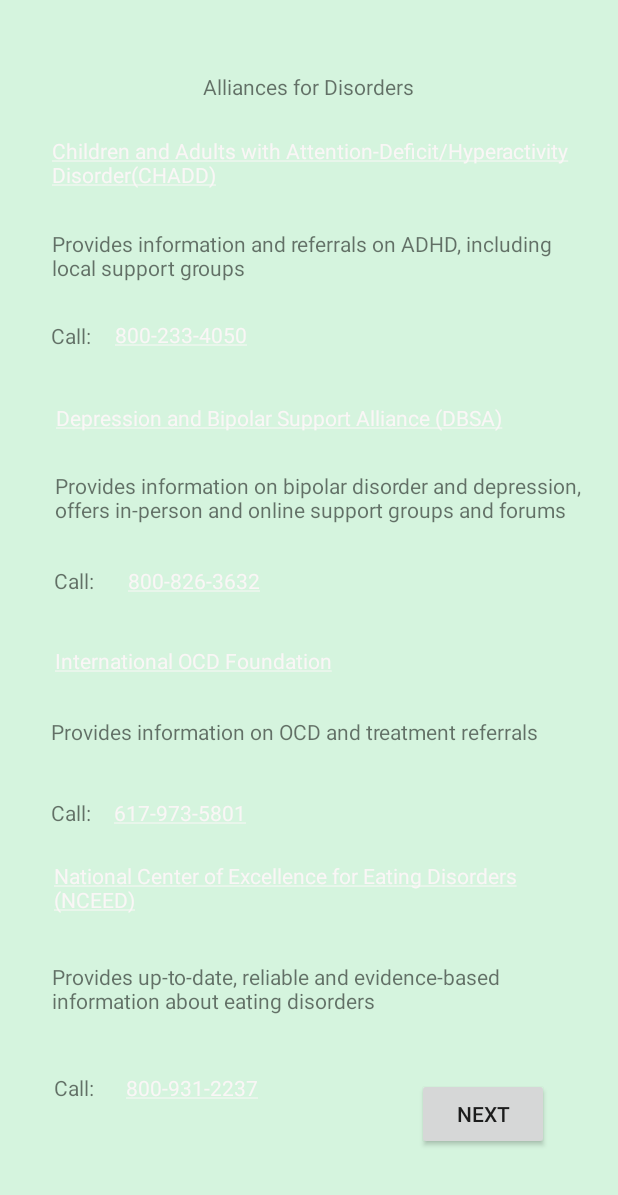
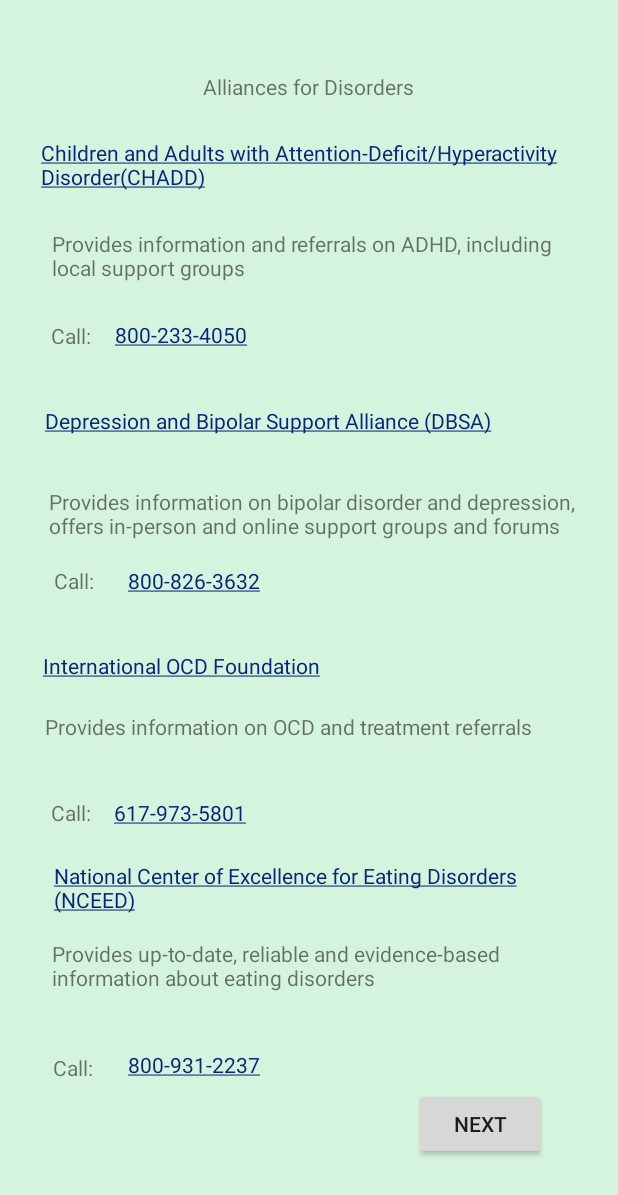
Before and after one commit to smenon1111/Equality-App-2021, an Android app: the fragment Res_Alliances shown on its own in the app's theme, on a phone screen of 412 x 824 dp. Shown: the top 1195 px of the screen. Run offline under Robolectric (Android 15) with nearby library versions, the phone set to English and light mode, and no system bars.

Commit message:
Changed colors for resources pages res_alliances.xml res_lgbtq.xml res_suicidecrisis.xml

```diff
--- a/app/src/main/res/layout/res_alliances.xml
+++ b/app/src/main/res/layout/res_alliances.xml
@@ -23,15 +23,16 @@
 
     <TextView
         android:id="@+id/CHADD"
-        android:layout_width="377dp"
+        android:layout_width="349dp"
         android:layout_height="37dp"
         android:text="@string/CHADD"
+        android:textColorLink="#07257C"
         app:layout_constraintBottom_toBottomOf="parent"
         app:layout_constraintEnd_toEndOf="parent"
-        app:layout_constraintHorizontal_bias="1.0"
+        app:layout_constraintHorizontal_bias="0.432"
         app:layout_constraintStart_toStartOf="parent"
         app:layout_constraintTop_toTopOf="parent"
-        app:layout_constraintVertical_bias="0.115" />
+        app:layout_constraintVertical_bias="0.117" />
 
     <TextView
         android:id="@+id/CHADDc"
@@ -39,6 +40,7 @@
         android:layout_height="wrap_content"
         android:autoLink="phone"
         android:text="@string/CHADDc"
+        android:textColorLink="#07257C"
         app:layout_constraintBottom_toBottomOf="parent"
         app:layout_constraintEnd_toEndOf="parent"
         app:layout_constraintHorizontal_bias="0.237"
@@ -76,12 +78,13 @@
         android:layout_width="wrap_content"
         android:layout_height="wrap_content"
         android:text="@string/DBSA"
+        android:textColorLink="#07257C"
         app:layout_constraintBottom_toBottomOf="parent"
         app:layout_constraintEnd_toEndOf="parent"
-        app:layout_constraintHorizontal_bias="0.33"
+        app:layout_constraintHorizontal_bias="0.262"
         app:layout_constraintStart_toStartOf="parent"
         app:layout_constraintTop_toTopOf="parent"
-        app:layout_constraintVertical_bias="0.334" />
+        app:layout_constraintVertical_bias="0.336" />
 
     <TextView
         android:id="@+id/DBSAc"
@@ -89,6 +92,7 @@
         android:layout_height="wrap_content"
         android:autoLink="phone"
         android:text="@string/DBSAc"
+        android:textColorLink="#07257C"
         app:layout_constraintBottom_toBottomOf="parent"
         app:layout_constraintEnd_toEndOf="parent"
         app:layout_constraintHorizontal_bias="0.263"
@@ -116,22 +120,23 @@
         android:text="@string/DBSAd"
         app:layout_constraintBottom_toTopOf="@+id/IOFd"
         app:layout_constraintEnd_toEndOf="parent"
-        app:layout_constraintHorizontal_bias="0.6"
+        app:layout_constraintHorizontal_bias="0.542"
         app:layout_constraintStart_toStartOf="parent"
         app:layout_constraintTop_toTopOf="parent"
-        app:layout_constraintVertical_bias="0.768" />
+        app:layout_constraintVertical_bias="0.801" />
 
     <TextView
         android:id="@+id/IOF"
         android:layout_width="wrap_content"
         android:layout_height="wrap_content"
         android:text="@string/IOF"
+        android:textColorLink="#07257C"
         app:layout_constraintBottom_toTopOf="@+id/IOFc"
         app:layout_constraintEnd_toEndOf="parent"
-        app:layout_constraintHorizontal_bias="0.161"
+        app:layout_constraintHorizontal_bias="0.126"
         app:layout_constraintStart_toStartOf="parent"
         app:layout_constraintTop_toTopOf="parent"
-        app:layout_constraintVertical_bias="0.84" />
+        app:layout_constraintVertical_bias="0.846" />
 
     <TextView
         android:id="@+id/IOFd"
@@ -144,7 +149,7 @@
         app:layout_constraintHorizontal_bias="1.0"
         app:layout_constraintStart_toStartOf="parent"
         app:layout_constraintTop_toTopOf="parent"
-        app:layout_constraintVertical_bias="0.992" />
+        app:layout_constraintVertical_bias="0.985" />
 
     <TextView
         android:id="@+id/IOFc"
@@ -152,6 +157,7 @@
         android:layout_height="wrap_content"
         android:autoLink="phone"
         android:text="@string/IOFc"
+        android:textColorLink="#07257C"
         app:layout_constraintBottom_toBottomOf="parent"
         app:layout_constraintEnd_toEndOf="parent"
         app:layout_constraintHorizontal_bias="0.235"
@@ -178,6 +184,7 @@
         android:layout_width="329dp"
         android:layout_height="41dp"
         android:text="@string/NCEED"
+        android:textColorLink="#07257C"
         app:layout_constraintBottom_toBottomOf="parent"
         app:layout_constraintEnd_toEndOf="parent"
         app:layout_constraintHorizontal_bias="0.439"
@@ -201,16 +208,17 @@
 
     <TextView
         android:id="@+id/NCEEDc"
-        android:layout_width="wrap_content"
-        android:layout_height="wrap_content"
+        android:layout_width="121dp"
+        android:layout_height="27dp"
         android:autoLink="phone"
         android:text="@string/NCEEDc"
+        android:textColorLink="#07257C"
         app:layout_constraintBottom_toBottomOf="parent"
         app:layout_constraintEnd_toEndOf="parent"
-        app:layout_constraintHorizontal_bias="0.26"
+        app:layout_constraintHorizontal_bias="0.294"
         app:layout_constraintStart_toStartOf="parent"
         app:layout_constraintTop_toTopOf="parent"
-        app:layout_constraintVertical_bias="0.889" />
+        app:layout_constraintVertical_bias="0.879" />
 
     <TextView
         android:id="@+id/NCEEDcall"
@@ -219,10 +227,10 @@
         android:text="@string/call"
         app:layout_constraintBottom_toBottomOf="parent"
         app:layout_constraintEnd_toEndOf="parent"
-        app:layout_constraintHorizontal_bias="0.093"
+        app:layout_constraintHorizontal_bias="0.092"
         app:layout_constraintStart_toStartOf="parent"
         app:layout_constraintTop_toTopOf="parent"
-        app:layout_constraintVertical_bias="0.889" />
+        app:layout_constraintVertical_bias="0.872" />
 
     <Button
         android:id="@+id/resnextbutton"
@@ -231,9 +239,9 @@
         android:text="@string/next"
         app:layout_constraintBottom_toBottomOf="parent"
         app:layout_constraintEnd_toEndOf="parent"
-        app:layout_constraintHorizontal_bias="0.857"
+        app:layout_constraintHorizontal_bias="0.852"
         app:layout_constraintStart_toStartOf="parent"
         app:layout_constraintTop_toTopOf="parent"
-        app:layout_constraintVertical_bias="0.926" />
+        app:layout_constraintVertical_bias="0.935" />
 
 </androidx.constraintlayout.widget.ConstraintLayout>
--- a/app/src/main/res/layout/res_lgbtq.xml
+++ b/app/src/main/res/layout/res_lgbtq.xml
@@ -25,6 +25,7 @@
         android:layout_width="wrap_content"
         android:layout_height="wrap_content"
         android:text="@string/TTP"
+        android:textColorLink="#07257C"
         app:layout_constraintBottom_toBottomOf="parent"
         app:layout_constraintEnd_toEndOf="parent"
         app:layout_constraintHorizontal_bias="0.122"
@@ -38,6 +39,7 @@
         android:layout_height="wrap_content"
         android:autoLink="phone"
         android:text="@string/TTPc"
+        android:textColorLink="#07257C"
         app:layout_constraintBottom_toBottomOf="parent"
         app:layout_constraintEnd_toEndOf="parent"
         app:layout_constraintHorizontal_bias="0.262"
@@ -75,6 +77,7 @@
         android:layout_width="wrap_content"
         android:layout_height="wrap_content"
         android:text="@string/SCO"
+        android:textColorLink="#07257C"
         app:layout_constraintBottom_toBottomOf="parent"
         app:layout_constraintEnd_toEndOf="parent"
         app:layout_constraintHorizontal_bias="0.248"
@@ -88,6 +91,7 @@
         android:layout_height="wrap_content"
         android:autoLink="phone"
         android:text="@string/SCOc"
+        android:textColorLink="#07257C"
         app:layout_constraintBottom_toBottomOf="parent"
         app:layout_constraintEnd_toEndOf="parent"
         app:layout_constraintHorizontal_bias="0.263"
@@ -125,6 +129,7 @@
         android:layout_width="wrap_content"
         android:layout_height="wrap_content"
         android:text="@string/TPP"
+        android:textColorLink="#07257C"
         app:layout_constraintBottom_toBottomOf="parent"
         app:layout_constraintEnd_toEndOf="parent"
         app:layout_constraintHorizontal_bias="0.126"
@@ -160,6 +165,7 @@
         android:layout_width="wrap_content"
         android:layout_height="wrap_content"
         android:text="@string/LGBTQmoreinfo"
+        android:textColorLink="#07257C"
         app:layout_constraintBottom_toBottomOf="parent"
         app:layout_constraintEnd_toEndOf="parent"
         app:layout_constraintHorizontal_bias="0.544"
--- a/app/src/main/res/layout/res_suicidecrisis.xml
+++ b/app/src/main/res/layout/res_suicidecrisis.xml
@@ -19,15 +19,13 @@
         app:layout_constraintTop_toTopOf="parent"
         app:layout_constraintVertical_bias="0.039" />
 
-    ASFP
 
     <TextView
         android:id="@+id/ASFP"
         android:layout_width="wrap_content"
         android:layout_height="wrap_content"
         android:text="@string/ASFP"
-        android:textColor="#000000"
-        android:textColorHighlight="#000000"
+        android:textColorLink="#07257C"
         app:layout_constraintBottom_toBottomOf="parent"
         app:layout_constraintEnd_toEndOf="parent"
         app:layout_constraintHorizontal_bias="0.346"
@@ -41,6 +39,7 @@
         android:layout_height="wrap_content"
         android:autoLink="phone"
         android:text="@string/ASFPc"
+        android:textColorLink="#07257C"
         app:layout_constraintBottom_toBottomOf="parent"
         app:layout_constraintEnd_toEndOf="parent"
         app:layout_constraintHorizontal_bias="0.263"
@@ -72,13 +71,12 @@
         app:layout_constraintTop_toTopOf="parent"
         app:layout_constraintVertical_bias="0.169" />
 
-    //NDVH
-
     <TextView
         android:id="@+id/NDVH"
         android:layout_width="wrap_content"
         android:layout_height="wrap_content"
         android:text="@string/NDVH"
+        android:textColorLink="#07257C"
         app:layout_constraintBottom_toBottomOf="parent"
         app:layout_constraintEnd_toEndOf="parent"
         app:layout_constraintHorizontal_bias="0.227"
@@ -92,6 +90,7 @@
         android:layout_height="wrap_content"
         android:autoLink="phone"
         android:text="@string/NDVHc"
+        android:textColorLink="#07257C"
         app:layout_constraintBottom_toBottomOf="parent"
         app:layout_constraintEnd_toEndOf="parent"
         app:layout_constraintHorizontal_bias="0.263"
@@ -123,13 +122,12 @@
         app:layout_constraintTop_toTopOf="parent"
         app:layout_constraintVertical_bias="0.373" />
 
-    SPL
-
     <TextView
         android:id="@+id/SPL"
         android:layout_width="wrap_content"
         android:layout_height="wrap_content"
         android:text="@string/SPL"
+        android:textColorLink="#07257C"
         app:layout_constraintBottom_toBottomOf="parent"
         app:layout_constraintEnd_toEndOf="parent"
         app:layout_constraintHorizontal_bias="0.166"
@@ -142,6 +140,7 @@
         android:layout_height="wrap_content"
         android:autoLink="phone"
         android:text="@string/SPLc"
+        android:textColorLink="#07257C"
         app:layout_constraintBottom_toBottomOf="parent"
         app:layout_constraintEnd_toEndOf="parent"
         app:layout_constraintHorizontal_bias="0.263"
--- a/app/src/main/res/values/styles.xml
+++ b/app/src/main/res/values/styles.xml
@@ -13,7 +13,6 @@
         <item name="android:unfocusedMonthDateColor">@color/black</item>
         <item name="android:focusedMonthDateColor">@color/darkblue</item>
     </style>
-
     <style name="AppTheme.NoActionBar">
         <item name="windowActionBar">false</item>
         <item name="windowNoTitle">true</item>
```
